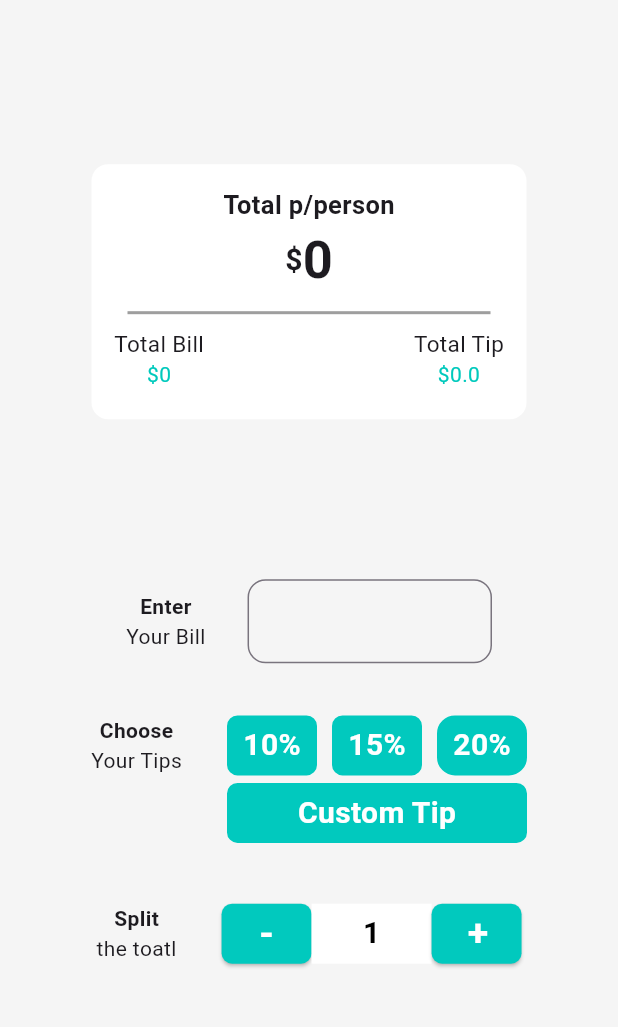
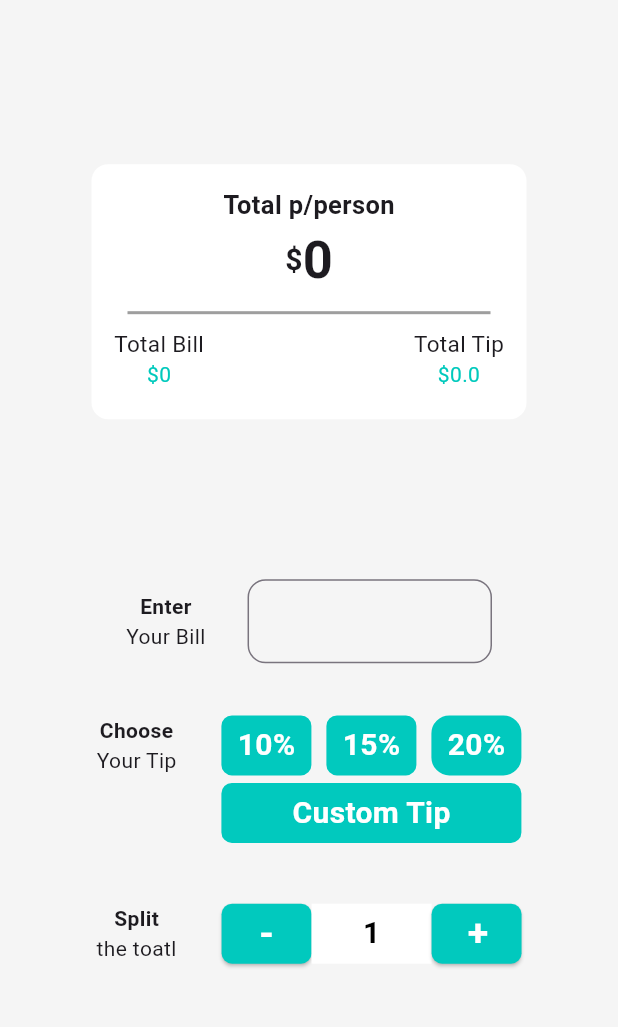
Before and after one commit to PrernaMi/Tip_Calculator, a Flutter app: the screen it shows after launch, on a phone screen of 412 x 824 dp, the part 138-1165 px from its top. Run offline on Flutter 3.47's test engine with Material 3 defaults, Android fonts, the phone set to English and light mode, and no system bars; Roboto replaces fonts that are missing (AppBarFont, assets/fonts/Kanit-ExtraBold.ttf, assets/fonts/Kanit-ExtraBoldItalic.ttf).

Commit message:
Initial Commit

```diff
--- a/lib/homepage.dart
+++ b/lib/homepage.dart
@@ -171,7 +171,7 @@ class _TipHomePageState extends State<TipHomePage> {
                       mainAxisAlignment: MainAxisAlignment.start,
                       children: [
                         Text("Choose",style: TextStyle(fontWeight: FontWeight.bold),),
-                        Text("Your Tips"),
+                        Text("Your Tip"),
                       ],
                     ),
                     SizedBox(width: 30,),
```
